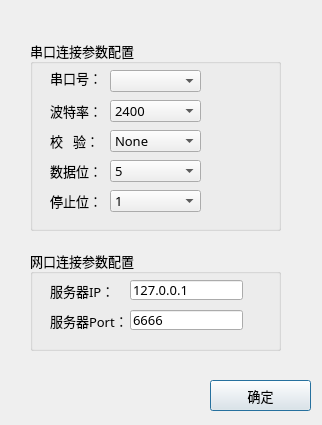
Before: the Qt Designer form paramconfig.ui in CLP0037/UtilizationDevTesting, drawn with Qt 5.
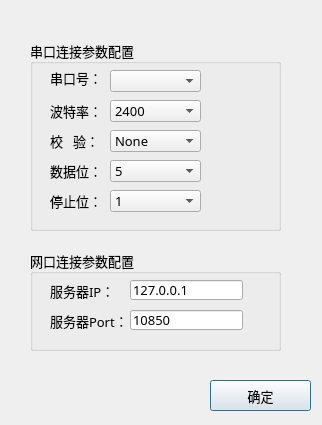
After: the same form once the commit is applied.

```diff
--- a/paramconfig.ui
+++ b/paramconfig.ui
@@ -327,7 +327,7 @@
      </rect>
     </property>
     <property name="text">
-     <string>6666</string>
+     <string>10850</string>
     </property>
    </widget>
   </widget>
```
